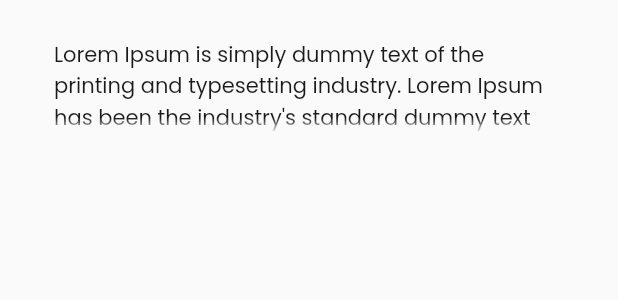
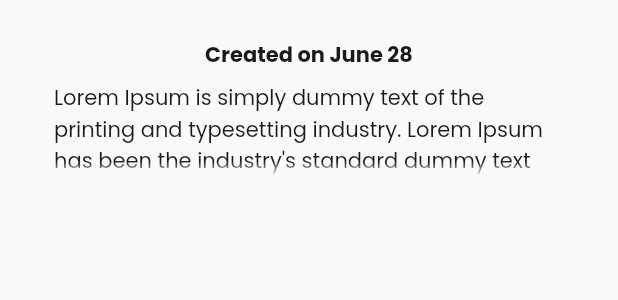
Before and after one commit to rajvaya/hack_20_app, a Flutter app: the JournalCard widget shown alone on an empty page, opened directly, on a phone screen of 412 x 824 dp. Shown: the top 300 px of the screen. Run offline on Flutter 3.47's test engine with Material 2 defaults, Android fonts, the phone set to English and light mode, and no system bars; our stand-ins replace google_fonts, material_design_icons_flutter; missing offline and left inert: flutter_custom_tabs; network calls fail.

Commit message:
date added on Journal

```diff
--- a/lib/Empower/journaling_page.dart
+++ b/lib/Empower/journaling_page.dart
@@ -25,6 +25,7 @@
     return Scaffold(
       backgroundColor: Color(0XffFDFDFD),
       body: Column(
+        crossAxisAlignment: CrossAxisAlignment.start,
         children: <Widget>[
           SizedBox(
             height: MediaQuery.of(context).padding.top,
@@ -35,7 +36,7 @@
               'Welcome Back',
               textAlign: TextAlign.left,
               style: GoogleFonts.poppins(
-                  fontSize: 42,
+                  fontSize: 36,
                   fontWeight: FontWeight.bold,
                   color: Color(0Xff1A1A1A)),
             ),
@@ -99,50 +100,7 @@
                           ),
                         )),
                   ),
-//                  Align(
-//                    alignment: Alignment.centerLeft,
-//                    child:  Padding(
-//                      padding: const EdgeInsets.only(bottom: 8),
-//                      child: Row(
-//                        mainAxisAlignment: MainAxisAlignment.center,
-//                        children: <Widget>[
-//                          RaisedButton(
-//                            shape: RoundedRectangleBorder(
-//                                borderRadius: BorderRadius.circular(16.0),
-//                                side: BorderSide(color: Color(0xFF53D496))),
-//                            onPressed: () {},
-//                            color:Color(0xFF53D496),
-//                            textColor: Colors.white,
-//                            child: Text(
-//                              'Select',
-//                              style: GoogleFonts.poppins(
-//                                  fontSize: 14,
-//                                  fontWeight: FontWeight.bold,
-//                                  color: Color(0Xffffffff)),
-//                              textAlign: TextAlign.left,
-//                            ),
-//                          ),
-//                          SizedBox(width: 24,),
-//                          RaisedButton(
-//                            shape: RoundedRectangleBorder(
-//                                borderRadius: BorderRadius.circular(16.0),
-//                                side: BorderSide(color: Color(0xFF53A6D4))),
-//                            onPressed: () {},
-//                            color:Color(0xFF53A6D4),
-//                            textColor: Colors.white,
-//                            child: Text(
-//                              'Change',
-//                              style: GoogleFonts.poppins(
-//                                  fontSize: 14,
-//                                  fontWeight: FontWeight.bold,
-//                                  color: Color(0Xffffffff)),
-//                              textAlign: TextAlign.left,
-//                            ),
-//                          ),
-//                        ],
-//                      ),
-//                    ),
-//                  )
+
                 ],
               ),
             ),
@@ -193,11 +151,28 @@
             borderRadius: BorderRadiusDirectional.circular(16)),
         child: Padding(
           padding: const EdgeInsets.all(16.0),
-          child: Text("Lorem Ipsum is simply dummy text of the printing and typesetting industry. Lorem Ipsum has been the industry's standard dummy text ever since the 1500s, when an unknown printer took a galley of type and scrambled it to make a type specimen book. It has survived not only five centuries,",maxLines: 3,overflow: TextOverflow.fade,
-          style: GoogleFonts.poppins(
-              fontSize: 14,
-              fontWeight: FontWeight.normal,
-              color: Color(0Xff1A1A1A)),),
+          child: Column(
+            children: <Widget>[
+              Align(
+                child: Padding(
+                  padding: const EdgeInsets.only(bottom:8.0),
+                  child: Text("Created on June 28",
+                    style: GoogleFonts.poppins(
+                      fontSize: 14,
+                      fontWeight: FontWeight.bold,
+                      color: Color(0Xff1A1A1A),),
+                    textAlign: TextAlign.end,
+                  ),
+                ),
+              ),
+              Text("Lorem Ipsum is simply dummy text of the printing and typesetting industry. Lorem Ipsum has been the industry's standard dummy text ever since the 1500s, when an unknown printer took a galley of type and scrambled it to make a type specimen book. It has survived not only five centuries,",maxLines: 3,overflow: TextOverflow.fade,
+              style: GoogleFonts.poppins(
+                  fontSize: 14,
+                  fontWeight: FontWeight.normal,
+                  color: Color(0Xff1A1A1A)),),
+
+            ],
+          ),
         ),
 
       ),
--- a/lib/main.dart
+++ b/lib/main.dart
@@ -29,7 +29,7 @@
         // closer together (more dense) than on mobile platforms.
         visualDensity: VisualDensity.adaptivePlatformDensity,
       ),
-      home: VrDemo(),
+      home:HomePage(),
     );
   }
 }
```
